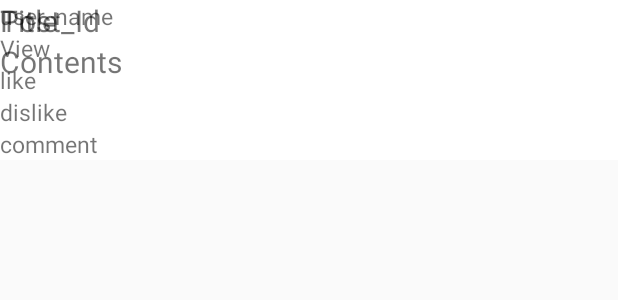
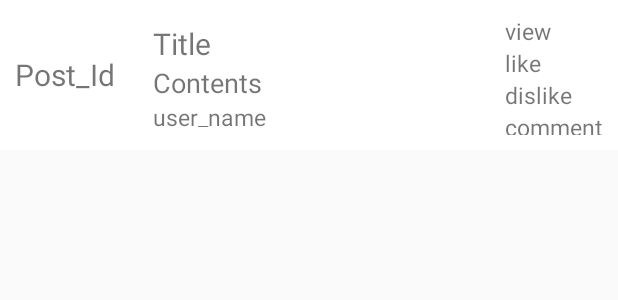
Before and after one commit to kjh42447/fashionboomerandroid, an Android app: the layout post.xml on its own in the app's theme, with its tools: preview values and no code run, on a phone screen of 412 x 824 dp. Shown: the top 300 px of the screen. Run offline under Robolectric (Android 15) with nearby library versions, the phone set to English and light mode, and no system bars.

Commit message:
feat : init views

```diff
--- a/app/src/main/res/layout/post.xml
+++ b/app/src/main/res/layout/post.xml
@@ -4,9 +4,18 @@
     xmlns:tools="http://schemas.android.com/tools"
     android:orientation="vertical"
     android:layout_width="match_parent"
-    android:layout_height="wrap_content"
+    android:layout_height="100dp"
     android:background="@color/white">
 
+    <!-- 이미지도 이 레이아웃에 -->
+    <RelativeLayout
+        android:orientation="vertical"
+        android:layout_width="wrap_content"
+        android:layout_height="match_parent"
+        android:id="@+id/idLayout"
+        android:layout_alignParentTop="true"
+        android:layout_alignParentLeft="true"
+        android:layout_margin="10dp">
         <TextView
             android:layout_width="wrap_content"
             android:layout_height="wrap_content"
@@ -14,19 +23,26 @@
             android:text="Post_Id"
             android:textSize="20sp"
             android:maxLines="1"
-        android:ellipsize="end"/>
-
+            android:ellipsize="end"
+            android:layout_centerHorizontal="true"
+            android:layout_centerVertical="true"/>
+    </RelativeLayout>
     <LinearLayout
         android:orientation="vertical"
         android:layout_width="wrap_content"
         android:layout_height="wrap_content"
-        android:id="@+id/postLayout">
+        android:id="@+id/postMainLayout"
+        android:layout_alignParentTop="true"
+        android:layout_toRightOf="@id/idLayout"
+        android:layout_margin="10dp"
+        android:padding="5dp">
+
         <TextView
             android:layout_width="wrap_content"
             android:layout_height="wrap_content"
             android:id="@+id/post_title"
             android:text="Title"
-            android:textSize="20sp"
+            android:textSize="20dp"
             android:maxLines="1"
             android:ellipsize="end"/>
         <TextView
@@ -34,17 +50,9 @@
             android:layout_height="wrap_content"
             android:id="@+id/post_content"
             android:text="Contents"
-            android:textSize="20sp"
+            android:textSize="18dp"
             android:maxLines="2"
             android:ellipsize="end"/>
-    </LinearLayout>
-
-    <LinearLayout
-        android:id="@+id/detailLayout"
-        android:layout_width="wrap_content"
-        android:layout_height="wrap_content"
-        android:orientation="vertical">
-
         <TextView
             android:id="@+id/user_id"
             android:layout_width="wrap_content"
@@ -53,6 +61,16 @@
             android:maxLines="1"
             android:text="user_name"
             android:textSize="15sp" />
+    </LinearLayout>
+
+    <LinearLayout
+        android:id="@+id/detailLayout"
+        android:layout_width="wrap_content"
+        android:layout_height="wrap_content"
+        android:orientation="vertical"
+        android:layout_alignParentTop="true"
+        android:layout_alignParentRight="true"
+        android:layout_margin="10dp">
 
         <TextView
             android:id="@+id/post_view"
@@ -60,7 +78,7 @@
             android:layout_height="wrap_content"
             android:ellipsize="end"
             android:maxLines="1"
-            android:text="View"
+            android:text="view"
             android:textSize="15sp" />
 
         <TextView
```
Also changed, not shown: app/src/main/java/com/capstone/fashionboomerandroid/MainActivity.java (+26 -28 lines), app/src/main/java/com/capstone/fashionboomerandroid/PostActivity.java (+89 -0 lines), app/src/main/java/com/capstone/fashionboomerandroid/SingerPostView.java (added, +70 -0 lines), app/src/main/java/com/capstone/fashionboomerandroid/retrofit/DataModel.java (+12 -0 lines), app/src/main/java/com/capstone/fashionboomerandroid/retrofit/RetrofitInterface.java (+17 -0 lines), app/src/main/res/layout/activity_post.xml (+9 -1 lines). Lines whose indentation alone changed are shown as unchanged.
